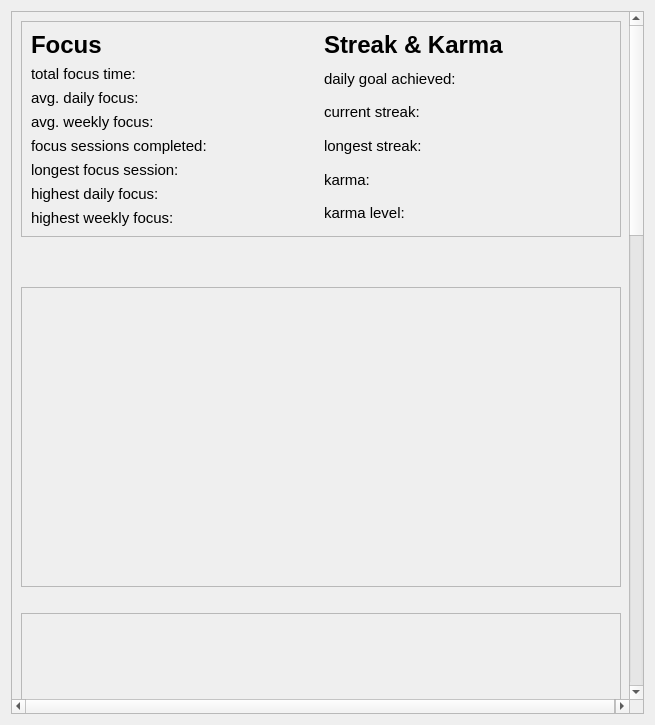
Before: the Qt Designer form ui/statistics.ui in dop14/monkmode, drawn with Qt 5.
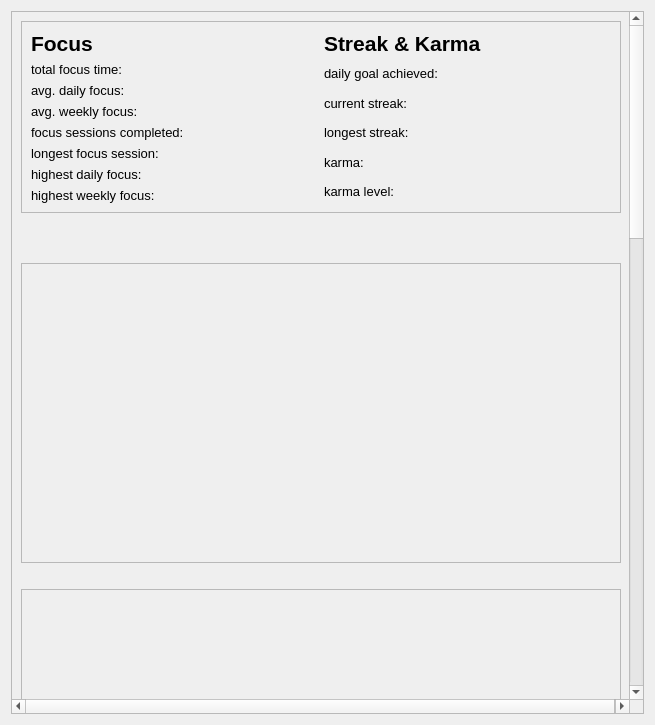
After: the same form once the commit is applied.

```diff
--- a/ui/statistics.ui
+++ b/ui/statistics.ui
@@ -37,7 +37,7 @@
         <x>0</x>
         <y>0</y>
         <width>623</width>
-        <height>2211</height>
+        <height>2193</height>
        </rect>
       </property>
       <layout class="QVBoxLayout" name="verticalLayout_11">
@@ -62,7 +62,7 @@
              <widget class="QLabel" name="focus_label">
               <property name="font">
                <font>
-                <pointsize>18</pointsize>
+                <pointsize>16</pointsize>
                 <bold>true</bold>
                </font>
               </property>
@@ -75,7 +75,7 @@
              <widget class="QLabel" name="total_focus_time">
               <property name="font">
                <font>
-                <pointsize>11</pointsize>
+                <pointsize>10</pointsize>
                </font>
               </property>
               <property name="text">
@@ -87,7 +87,7 @@
              <widget class="QLabel" name="avg_daily_focus">
               <property name="font">
                <font>
-                <pointsize>11</pointsize>
+                <pointsize>10</pointsize>
                </font>
               </property>
               <property name="text">
@@ -99,7 +99,7 @@
              <widget class="QLabel" name="avg_weekly_focus">
               <property name="font">
                <font>
-                <pointsize>11</pointsize>
+                <pointsize>10</pointsize>
                </font>
               </property>
               <property name="text">
@@ -111,7 +111,7 @@
              <widget class="QLabel" name="focus_sessions_completed">
               <property name="font">
                <font>
-                <pointsize>11</pointsize>
+                <pointsize>10</pointsize>
                </font>
               </property>
               <property name="text">
@@ -123,7 +123,7 @@
              <widget class="QLabel" name="longest_focus_session">
               <property name="font">
                <font>
-                <pointsize>11</pointsize>
+                <pointsize>10</pointsize>
                </font>
               </property>
               <property name="text">
@@ -135,7 +135,7 @@
              <widget class="QLabel" name="highest_daily_label">
               <property name="font">
                <font>
-                <pointsize>11</pointsize>
+                <pointsize>10</pointsize>
                </font>
               </property>
               <property name="text">
@@ -147,7 +147,7 @@
              <widget class="QLabel" name="highest_weekly_label">
               <property name="font">
                <font>
-                <pointsize>11</pointsize>
+                <pointsize>10</pointsize>
                </font>
               </property>
               <property name="text">
@@ -163,7 +163,7 @@
              <widget class="QLabel" name="streak_and_karma_label">
               <property name="font">
                <font>
-                <pointsize>18</pointsize>
+                <pointsize>16</pointsize>
                 <bold>true</bold>
                </font>
               </property>
@@ -176,7 +176,7 @@
              <widget class="QLabel" name="daily_goal_achieved">
               <property name="font">
                <font>
-                <pointsize>11</pointsize>
+                <pointsize>10</pointsize>
                </font>
               </property>
               <property name="text">
@@ -188,7 +188,7 @@
              <widget class="QLabel" name="current_streak">
               <property name="font">
                <font>
-                <pointsize>11</pointsize>
+                <pointsize>10</pointsize>
                </font>
               </property>
               <property name="text">
@@ -200,7 +200,7 @@
              <widget class="QLabel" name="longest_streak">
               <property name="font">
                <font>
-                <pointsize>11</pointsize>
+                <pointsize>10</pointsize>
                </font>
               </property>
               <property name="text">
@@ -212,7 +212,7 @@
              <widget class="QLabel" name="karma">
               <property name="font">
                <font>
-                <pointsize>11</pointsize>
+                <pointsize>10</pointsize>
                </font>
               </property>
               <property name="text">
@@ -224,7 +224,7 @@
              <widget class="QLabel" name="karma_level">
               <property name="font">
                <font>
-                <pointsize>11</pointsize>
+                <pointsize>10</pointsize>
                </font>
               </property>
               <property name="text">
```
